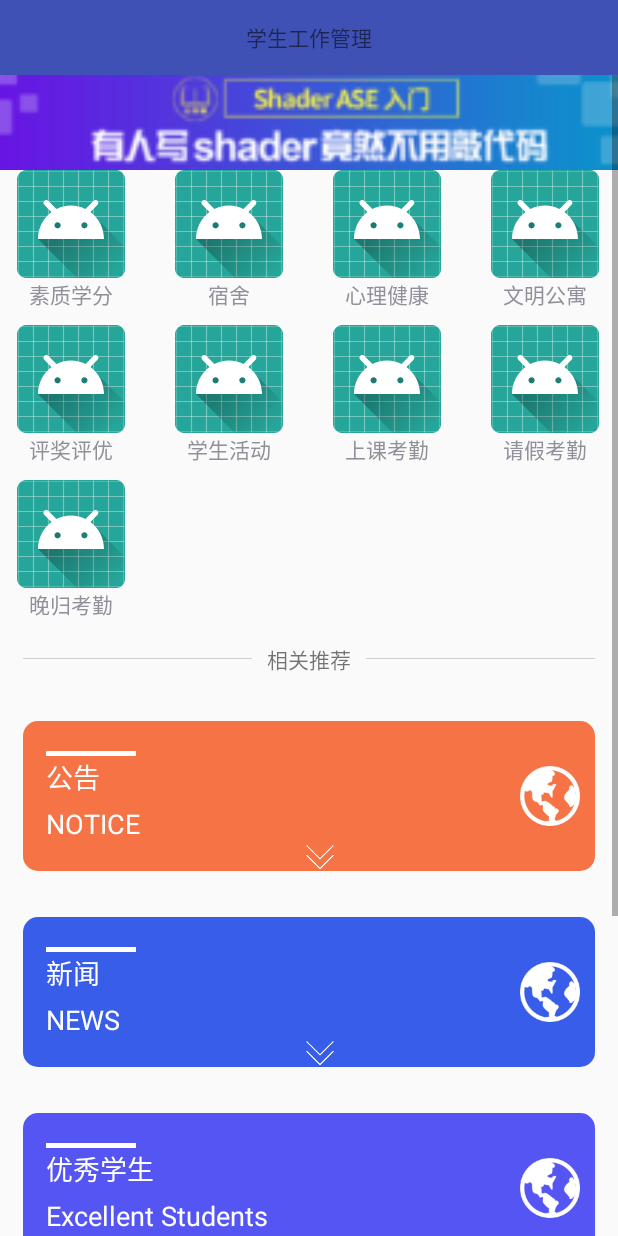
After one commit to MiHang/Test, an Android app: the HomeActivity screen opened directly, with no data from a screen before it, on a phone screen of 412 x 824 dp. The commit adds this screen. Run offline under Robolectric (Android 15) with nearby library versions, the phone set to English and light mode, and no system bars; our stand-ins replace ButterKnife.

Commit message:
完成首页

```diff
--- /dev/null
+++ b/app/src/main/java/pers/test/activity/HomeActivity.java
@@ -0,0 +1,57 @@
+package pers.test.activity;
+
+import android.content.Intent;
+import android.os.Bundle;
+import android.support.v7.app.AppCompatActivity;
+import android.util.Log;
+import android.widget.Toast;
+
+import java.util.ArrayList;
+import java.util.List;
+
+import butterknife.BindView;
+import butterknife.ButterKnife;
+import pers.test.R;
+import pers.test.adapter.MyGridViewAdapter;
+import pers.test.model.HomeIcon;
+
+/**
+ * 首页
+ */
+public class HomeActivity  extends AppCompatActivity {
+
+    @BindView(R.id.MyGridView)
+    pers.test.view.MyGridView MyGridView;
+    List<HomeIcon> data=new ArrayList<>();
+    String[] name={"素质学分","宿舍","心理健康","文明公寓"
+            ,"评奖评优","学生活动","上课考勤","请假考勤"
+            ,"晚归考勤"
+    };
+
+    @Override
+    protected void onCreate(Bundle savedInstanceState) {
+        super.onCreate(savedInstanceState);
+        setContentView(R.layout.activity_home);
+        ButterKnife.bind(this);
+
+        Intent intent = getIntent();
+        String account = intent.getStringExtra("account");
+        String password = intent.getStringExtra("password");
+
+        Toast.makeText(HomeActivity.this, "account = " + account + "; password = " + password,
+                Toast.LENGTH_SHORT).show();
+        Log.e("tag", "account = " + account + "; password = " + password);
+
+        if(getSupportActionBar()!=null){
+            getSupportActionBar().hide();
+        }
+        for(int i=0;i<9;i++){
+            HomeIcon icon=new HomeIcon();
+            icon.setIcon(R.mipmap.ic_launcher);
+            icon.setIconName(name[i]);
+            data.add(icon);
+        }
+
+        MyGridView.setAdapter(new MyGridViewAdapter(getApplicationContext(),data));
+    }
+}
--- a/app/src/main/java/pers/test/activity/LoginActivity.java
+++ b/app/src/main/java/pers/test/activity/LoginActivity.java
@@ -42,9 +42,9 @@ public class LoginActivity extends AppCompatActivity {
         drup.setOnClickListener(new View.OnClickListener() {
             @Override
             public void onClick(View view) {
-                Intent gotoindex = new Intent(LoginActivity.this,StudentActivitiesInfoActivity.class);
-                gotoindex.putExtra("account",account.getText());
-                gotoindex.putExtra("passowrd",passowrd.getText());
+                Intent gotoindex = new Intent(LoginActivity.this, HomeActivity.class);
+                gotoindex.putExtra("account",account.getText().toString());
+                gotoindex.putExtra("password",passowrd.getText().toString());
                 startActivity(gotoindex);
                 finish();
             }
--- /dev/null
+++ b/app/src/main/java/pers/test/adapter/MyGridViewAdapter.java
@@ -0,0 +1,81 @@
+package pers.test.adapter;
+
+import android.content.Context;
+import android.view.View;
+import android.view.ViewGroup;
+import android.widget.BaseAdapter;
+import android.widget.ImageView;
+import android.widget.TextView;
+
+import java.util.List;
+
+import pers.test.R;
+import pers.test.model.HomeIcon;
+
+/**
+ * Created by 惠普 on 2018-03-29.
+ */
+
+public class MyGridViewAdapter extends BaseAdapter {
+
+    private Context context;
+    private List<HomeIcon> lists;//数据源
+
+
+    public MyGridViewAdapter(Context context, List<HomeIcon> lists) {
+        this.context = context;
+        this.lists = lists;
+
+
+    }
+
+    /**
+     * 先判断数据及的大小是否显示满本页lists.size() > (mIndex + 1)*mPagerSize
+     * 如果满足，则此页就显示最大数量lists的个数
+     * 如果不够显示每页的最大数量，那么剩下几个就显示几个
+     */
+    @Override
+    public int getCount() {
+        // TODO Auto-generated method stub
+        return lists.size() ;
+    }
+
+    @Override
+    public Object getItem(int arg0) {
+        // TODO Auto-generated method stub
+        return lists.get(arg0 );
+    }
+
+    @Override
+    public long getItemId(int arg0) {
+        // TODO Auto-generated method stub
+        return arg0 ;
+    }
+
+    @Override
+    public View getView(int position, View convertView, ViewGroup parent) {
+
+        ViewHolder holder = null;
+
+        if(convertView == null){
+            holder = new ViewHolder();
+            convertView = View.inflate(context, R.layout.icon, null);
+            holder.emoji_text = (TextView)convertView.findViewById(R.id.IconName);
+            holder.emoji = (ImageView)convertView.findViewById(R.id.Icon);
+            convertView.setTag(holder);
+        }else {
+            holder = (ViewHolder)convertView.getTag();
+        }
+
+        holder.emoji_text.setText(lists.get(position).getIconName());
+        holder.emoji.setImageResource(lists.get(position).getIcon());
+
+
+        return convertView;
+    }
+    static class ViewHolder{
+        private ImageView emoji;
+        private TextView emoji_text;
+    }
+
+}
--- /dev/null
+++ b/app/src/main/java/pers/test/model/HomeIcon.java
@@ -0,0 +1,26 @@
+package pers.test.model;
+
+/**
+ * Created by 惠普 on 2018-03-29.
+ */
+
+public class HomeIcon {
+    int Icon;
+    String IconName;
+
+    public int getIcon() {
+        return Icon;
+    }
+
+    public void setIcon(int icon) {
+        Icon = icon;
+    }
+
+    public String getIconName() {
+        return IconName;
+    }
+
+    public void setIconName(String iconName) {
+        IconName = iconName;
+    }
+}
--- /dev/null
+++ b/app/src/main/java/pers/test/view/MyGridView.java
@@ -0,0 +1,35 @@
+package pers.test.view;
+
+import android.content.Context;
+import android.util.AttributeSet;
+import android.widget.GridView;
+
+/**
+ * Created by 惠普 on 2018-01-07.
+ */
+
+public class MyGridView extends GridView {
+
+    public MyGridView(Context context) {
+        super(context);
+        // TODO Auto-generated constructor stub
+    }
+
+    public MyGridView(Context context, AttributeSet attrs) {
+        super(context, attrs);
+        // TODO Auto-generated constructor stub
+    }
+
+    public MyGridView(Context context, AttributeSet attrs, int defStyle) {
+        super(context, attrs, defStyle);
+        // TODO Auto-generated constructor stub
+    }
+
+    @Override
+    protected void onMeasure(int widthMeasureSpec, int heightMeasureSpec) {
+        // TODO Auto-generated method stub
+        int expandSpec = MeasureSpec.makeMeasureSpec(Integer.MAX_VALUE >> 2, MeasureSpec.AT_MOST);
+        super.onMeasure(widthMeasureSpec, expandSpec);
+    }
+
+}
--- /dev/null
+++ b/app/src/main/res/drawable/shape_home_apartment.xml
@@ -0,0 +1,11 @@
+<?xml version="1.0" encoding="utf-8"?>
+<selector xmlns:android="http://schemas.android.com/apk/res/android">
+
+    <item>
+        <shape>
+            <solid android:color="#005dbd"/>
+            <corners android:radius="10dp"/>
+        </shape>
+    </item>
+
+</selector>
--- /dev/null
+++ b/app/src/main/res/drawable/shape_home_news.xml
@@ -0,0 +1,11 @@
+<?xml version="1.0" encoding="utf-8"?>
+<selector xmlns:android="http://schemas.android.com/apk/res/android">
+
+    <item>
+        <shape>
+            <solid android:color="#385de9"/>
+            <corners android:radius="10dp"/>
+        </shape>
+    </item>
+
+</selector>
--- /dev/null
+++ b/app/src/main/res/drawable/shape_home_notice.xml
@@ -0,0 +1,11 @@
+<?xml version="1.0" encoding="utf-8"?>
+<selector xmlns:android="http://schemas.android.com/apk/res/android">
+
+    <item>
+        <shape>
+            <solid android:color="#f57345"/>
+            <corners android:radius="10dp"/>
+        </shape>
+    </item>
+
+</selector>
--- /dev/null
+++ b/app/src/main/res/drawable/shape_home_stu_activity.xml
@@ -0,0 +1,11 @@
+<?xml version="1.0" encoding="utf-8"?>
+<selector xmlns:android="http://schemas.android.com/apk/res/android">
+
+    <item>
+        <shape>
+            <solid android:color="#f18006"/>
+            <corners android:radius="10dp"/>
+        </shape>
+    </item>
+
+</selector>
--- /dev/null
+++ b/app/src/main/res/drawable/shape_home_students.xml
@@ -0,0 +1,11 @@
+<?xml version="1.0" encoding="utf-8"?>
+<selector xmlns:android="http://schemas.android.com/apk/res/android">
+
+    <item>
+        <shape>
+            <solid android:color="#5555f3"/>
+            <corners android:radius="10dp"/>
+        </shape>
+    </item>
+
+</selector>
--- /dev/null
+++ b/app/src/main/res/layout/activity_home.xml
@@ -0,0 +1,54 @@
+<?xml version="1.0" encoding="utf-8"?>
+<LinearLayout xmlns:android="http://schemas.android.com/apk/res/android"
+    xmlns:app="http://schemas.android.com/apk/res-auto"
+    android:layout_width="match_parent"
+    android:layout_height="match_parent"
+    android:orientation="vertical">
+
+    <LinearLayout
+        android:layout_width="match_parent"
+        android:layout_height="50dp"
+        android:background="@color/colorPrimary"
+        android:orientation="horizontal">
+
+        <TextView
+            android:id="@+id/textView"
+            android:layout_width="match_parent"
+            android:layout_height="match_parent"
+            android:layout_weight="1"
+            android:gravity="center_vertical|center"
+            android:text="学生工作管理" />
+    </LinearLayout>
+
+    <ScrollView
+        android:layout_width="match_parent"
+        android:layout_height="match_parent">
+
+        <LinearLayout
+            android:layout_width="match_parent"
+            android:layout_height="wrap_content"
+            android:orientation="vertical" >
+
+            <ImageView
+                android:id="@+id/imageView"
+                android:layout_width="match_parent"
+                android:layout_height="wrap_content"
+                android:scaleType="centerCrop"
+                app:srcCompat="@drawable/title" />
+
+            <pers.test.view.MyGridView
+                android:id="@+id/MyGridView"
+                android:layout_width="match_parent"
+                android:layout_height="match_parent"
+                android:verticalSpacing="10dp"
+                android:horizontalSpacing="10dp"
+                android:numColumns="4" />
+
+            <!-- 相关推荐 -->
+            <include layout="@layout/main_recommend"/>
+
+        </LinearLayout>
+
+    </ScrollView>
+
+</LinearLayout>
--- /dev/null
+++ b/app/src/main/res/layout/icon.xml
@@ -0,0 +1,20 @@
+<?xml version="1.0" encoding="utf-8"?>
+<LinearLayout xmlns:android="http://schemas.android.com/apk/res/android"
+    xmlns:app="http://schemas.android.com/apk/res-auto"
+    android:layout_width="wrap_content"
+    android:layout_height="wrap_content"
+    android:gravity="center"
+    android:orientation="vertical">
+
+    <ImageView
+        android:id="@+id/Icon"
+        android:layout_width="wrap_content"
+        android:layout_height="wrap_content"
+        app:srcCompat="@mipmap/ic_launcher" />
+
+    <TextView
+        android:id="@+id/IconName"
+        android:layout_width="wrap_content"
+        android:layout_height="wrap_content"
+        android:text="TextView" />
+</LinearLayout>
--- /dev/null
+++ b/app/src/main/res/layout/main_recommend.xml
@@ -0,0 +1,397 @@
+<?xml version="1.0" encoding="utf-8"?>
+<LinearLayout
+    xmlns:android="http://schemas.android.com/apk/res/android"
+    android:orientation="vertical"
+    android:layout_width="match_parent"
+    android:layout_height="match_parent">
+
+    <!-- 相关推荐 -->
+    <LinearLayout
+        android:layout_width="match_parent"
+        android:layout_height="wrap_content"
+        android:padding="15dp"
+        android:gravity="center"
+        android:orientation="horizontal">
+
+        <TextView
+            android:layout_width="wrap_content"
+            android:layout_height="1px"
+            android:layout_weight="1"
+            android:background="@color/dividerColor"/>
+
+        <TextView
+            android:layout_width="wrap_content"
+            android:layout_height="wrap_content"
+            android:layout_marginLeft="10dp"
+            android:layout_marginRight="10dp"
+            android:text="相关推荐"/>
+
+        <TextView
+            android:layout_width="wrap_content"
+            android:layout_height="1px"
+            android:layout_weight="1"
+            android:background="@color/dividerColor"/>
+
+    </LinearLayout>
+
+    <!-- 公告 -->
+    <FrameLayout
+        android:layout_width="match_parent"
+        android:layout_height="100dp"
+        android:layout_margin="15dp"
+        android:orientation="vertical"
+        android:gravity="center"
+        android:background="@drawable/shape_home_notice">
+
+        <LinearLayout
+            android:layout_width="match_parent"
+            android:layout_height="wrap_content"
+            android:orientation="vertical"
+            android:paddingLeft="15dp"
+            android:layout_marginTop="10dp"
+            android:layout_weight="1">
+
+            <TextView
+                android:layout_width="60dp"
+                android:layout_height="3dp"
+                android:background="#ffffff"
+                android:layout_marginTop="10dp"/>
+
+            <TextView
+                android:layout_width="wrap_content"
+                android:layout_height="wrap_content"
+                android:textSize="18dp"
+                android:textColor="#ffffff"
+                android:text="公告"/>
+
+            <TextView
+                android:layout_width="wrap_content"
+                android:layout_height="wrap_content"
+                android:layout_marginTop="5dp"
+                android:textSize="18dp"
+                android:textColor="#ffffff"
+                android:text="NOTICE"/>
+
+            <!-- 下箭头 -->
+            <LinearLayout
+                android:layout_width="match_parent"
+                android:layout_height="wrap_content"
+                android:gravity="center"
+                android:orientation="vertical">
+
+                <ImageView
+                    android:layout_width="20dp"
+                    android:layout_height="20dp"
+                    android:scaleType="centerInside"
+                    android:src="@drawable/icon_double_arrow_down"/>
+
+            </LinearLayout>
+
+        </LinearLayout>
+
+        <!-- 图标 -->
+        <RelativeLayout
+            android:layout_width="match_parent"
+            android:layout_height="match_parent">
+
+            <ImageView
+                android:layout_width="60dp"
+                android:layout_height="match_parent"
+                android:layout_alignParentRight="true"
+                android:padding="10dp"
+                android:scaleType="centerInside"
+                android:src="@drawable/icon_earth"/>
+
+        </RelativeLayout>
+
+    </FrameLayout>
+
+    <!-- 新闻 -->
+    <FrameLayout
+        android:layout_width="match_parent"
+        android:layout_height="100dp"
+        android:layout_margin="15dp"
+        android:orientation="vertical"
+        android:gravity="center"
+        android:background="@drawable/shape_home_news">
+
+        <LinearLayout
+            android:layout_width="match_parent"
+            android:layout_height="wrap_content"
+            android:orientation="vertical"
+            android:paddingLeft="15dp"
+            android:layout_marginTop="10dp"
+            android:layout_weight="1">
+
+            <TextView
+                android:layout_width="60dp"
+                android:layout_height="3dp"
+                android:background="#ffffff"
+                android:layout_marginTop="10dp"/>
+
+            <TextView
+                android:layout_width="wrap_content"
+                android:layout_height="wrap_content"
+                android:textSize="18dp"
+                android:textColor="#ffffff"
+                android:text="新闻"/>
+
+            <TextView
+                android:layout_width="wrap_content"
+                android:layout_height="wrap_content"
+                android:layout_marginTop="5dp"
+                android:textSize="18dp"
+                android:textColor="#ffffff"
+                android:text="NEWS"/>
+
+            <!-- 下箭头 -->
+            <LinearLayout
+                android:layout_width="match_parent"
+                android:layout_height="wrap_content"
+                android:gravity="center"
+                android:orientation="vertical">
+
+                <ImageView
+                    android:layout_width="20dp"
+                    android:layout_height="20dp"
+                    android:scaleType="centerInside"
+                    android:src="@drawable/icon_double_arrow_down"/>
+
+            </LinearLayout>
+
+        </LinearLayout>
+
+        <!-- 图标 -->
+        <RelativeLayout
+            android:layout_width="match_parent"
+            android:layout_height="match_parent">
+
+            <ImageView
+                android:layout_width="60dp"
+                android:layout_height="match_parent"
+                android:layout_alignParentRight="true"
+                android:padding="10dp"
+                android:scaleType="centerInside"
+                android:src="@drawable/icon_earth"/>
+
+        </RelativeLayout>
+
+    </FrameLayout>
+
+    <!-- 优秀学生 -->
+    <FrameLayout
+        android:layout_width="match_parent"
+        android:layout_height="100dp"
+        android:layout_margin="15dp"
+        android:orientation="vertical"
+        android:gravity="center"
+        android:background="@drawable/shape_home_students">
+
+        <LinearLayout
+            android:layout_width="match_parent"
+            android:layout_height="wrap_content"
+            android:orientation="vertical"
+            android:paddingLeft="15dp"
+            android:layout_marginTop="10dp"
+            android:layout_weight="1">
+
+            <TextView
+                android:layout_width="60dp"
+                android:layout_height="3dp"
+                android:background="#ffffff"
+                android:layout_marginTop="10dp"/>
+
+            <TextView
+                android:layout_width="wrap_content"
+                android:layout_height="wrap_content"
+                android:textSize="18dp"
+                android:textColor="#ffffff"
+                android:text="优秀学生"/>
+
+            <TextView
+                android:layout_width="wrap_content"
+                android:layout_height="wrap_content"
+                android:layout_marginTop="5dp"
+                android:textSize="18dp"
+                android:textColor="#ffffff"
+                android:text="Excellent Students"/>
+
+            <!-- 下箭头 -->
+            <LinearLayout
+                android:layout_width="match_parent"
+                android:layout_height="wrap_content"
+                android:gravity="center"
+                android:orientation="vertical">
+
+                <ImageView
+                    android:layout_width="20dp"
+                    android:layout_height="20dp"
+                    android:scaleType="centerInside"
+                    android:src="@drawable/icon_double_arrow_down"/>
+
+            </LinearLayout>
+
+        </LinearLayout>
+
+        <!-- 图标 -->
+        <RelativeLayout
+            android:layout_width="match_parent"
+            android:layout_height="match_parent">
+
+            <ImageView
+                android:layout_width="60dp"
+                android:layout_height="match_parent"
+                android:layout_alignParentRight="true"
+                android:padding="10dp"
+                android:scaleType="centerInside"
+                android:src="@drawable/icon_earth"/>
+
+        </RelativeLayout>
+
+    </FrameLayout>
+
+    <!-- 学生活动 -->
+    <FrameLayout
+        android:layout_width="match_parent"
+        android:layout_height="100dp"
+        android:layout_margin="15dp"
+        android:orientation="vertical"
+        android:gravity="center"
+        android:background="@drawable/shape_home_stu_activity">
+
+        <LinearLayout
+            android:layout_width="match_parent"
+            android:layout_height="wrap_content"
+            android:orientation="vertical"
+            android:paddingLeft="15dp"
+            android:layout_marginTop="10dp"
+            android:layout_weight="1">
+
+            <TextView
+                android:layout_width="60dp"
+                android:layout_height="3dp"
+                android:background="#ffffff"
+                android:layout_marginTop="10dp"/>
+
+            <TextView
+                android:layout_width="wrap_content"
+                android:layout_height="wrap_content"
+                android:textSize="18dp"
+                android:textColor="#ffffff"
+                android:text="学生活动"/>
+
+            <TextView
+                android:layout_width="wrap_content"
+                android:layout_height="wrap_content"
+                android:layout_marginTop="5dp"
+                android:textSize="18dp"
+                android:textColor="#ffffff"
+                android:text="Students Activity"/>
+
+            <!-- 下箭头 -->
+            <LinearLayout
+                android:layout_width="match_parent"
+                android:layout_height="wrap_content"
+                android:gravity="center"
+                android:orientation="vertical">
+
+                <ImageView
+                    android:layout_width="20dp"
+                    android:layout_height="20dp"
+                    android:scaleType="centerInside"
+                    android:src="@drawable/icon_double_arrow_down"/>
+
+            </LinearLayout>
+
+        </LinearLayout>
+
+        <!-- 图标 -->
+        <RelativeLayout
+            android:layout_width="match_parent"
+            android:layout_height="match_parent">
+
+            <ImageView
+                android:layout_width="60dp"
+                android:layout_height="match_parent"
+                android:layout_alignParentRight="true"
+                android:padding="10dp"
+                android:scaleType="centerInside"
+                android:src="@drawable/icon_earth"/>
+
+        </RelativeLayout>
+
+    </FrameLayout>
+
+    <!-- 文明公寓 -->
+    <FrameLayout
+        android:layout_width="match_parent"
+        android:layout_height="100dp"
+        android:layout_margin="15dp"
+        android:orientation="vertical"
+        android:gravity="center"
+        android:background="@drawable/shape_home_stu_activity">
+
+        <LinearLayout
+            android:layout_width="match_parent"
+            android:layout_height="wrap_content"
+            android:orientation="vertical"
+            android:paddingLeft="15dp"
+            android:layout_marginTop="10dp"
+            android:layout_weight="1">
+
+            <TextView
+                android:layout_width="60dp"
+                android:layout_height="3dp"
+                android:background="#ffffff"
+                android:layout_marginTop="10dp"/>
+
+            <TextView
+                android:layout_width="wrap_content"
+                android:layout_height="wrap_content"
+                android:textSize="18dp"
+                android:textColor="#ffffff"
+                android:text="文明公寓"/>
+
+            <TextView
+                android:layout_width="wrap_content"
+                android:layout_height="wrap_content"
+                android:layout_marginTop="5dp"
+                android:textSize="18dp"
+                android:textColor="#ffffff"
+                android:text="Civilized Apartmenty"/>
+
+            <!-- 下箭头 -->
+            <LinearLayout
+                android:layout_width="match_parent"
+                android:layout_height="wrap_content"
+                android:gravity="center"
+                android:orientation="vertical">
+
+                <ImageView
+                    android:layout_width="20dp"
+                    android:layout_height="20dp"
+                    android:scaleType="centerInside"
+                    android:src="@drawable/icon_double_arrow_down"/>
+
+            </LinearLayout>
+
+        </LinearLayout>
+
+        <!-- 图标 -->
+        <RelativeLayout
+            android:layout_width="match_parent"
+            android:layout_height="match_parent">
+
+            <ImageView
+                android:layout_width="60dp"
+                android:layout_height="match_parent"
+                android:layout_alignParentRight="true"
+                android:padding="10dp"
+                android:scaleType="centerInside"
+                android:src="@drawable/icon_earth"/>
+
+        </RelativeLayout>
+
+    </FrameLayout>
+
+</LinearLayout>
```
Also changed, not shown: app/src/main/AndroidManifest.xml (+8 -3 lines), app/src/main/res/drawable-xhdpi/icon_double_arrow_down.png (added), app/src/main/res/drawable-xhdpi/icon_earth.png (added), app/src/main/res/drawable-xhdpi/title.png (added).
